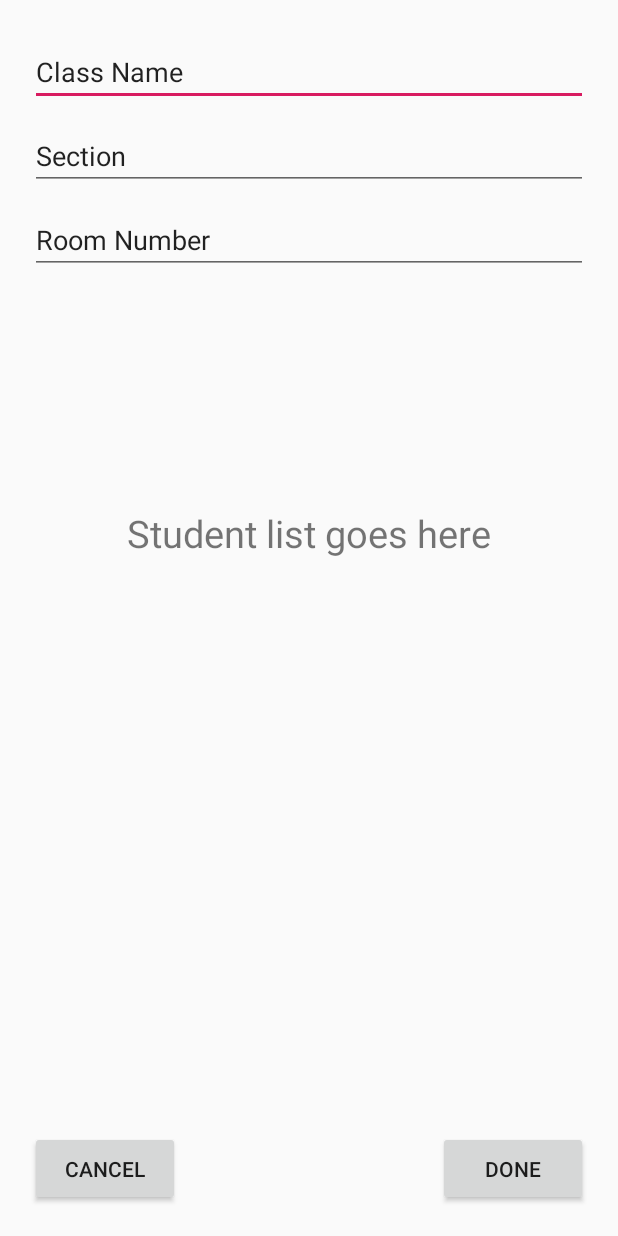
After one commit to lharrison1313/NFC_Attendance_App, an Android app: the layout create_class_dialog.xml on its own in the app's theme, with its tools: preview values and no code run, on a phone screen of 412 x 824 dp. The commit adds this screen. Run offline under Robolectric (Android 15) with nearby library versions, the phone set to English and light mode, and no system bars.

Commit message:
added class dialog

```diff
--- /dev/null
+++ b/app/src/main/res/layout/create_class_dialog.xml
@@ -0,0 +1,66 @@
+<?xml version="1.0" encoding="utf-8"?>
+<RelativeLayout xmlns:android="http://schemas.android.com/apk/res/android"
+    android:layout_width="match_parent" android:layout_height="match_parent"
+    android:padding="20dp">
+
+    <com.google.android.material.textfield.TextInputEditText
+        android:id="@+id/name_field"
+        android:layout_width="match_parent"
+        android:layout_height="wrap_content"
+        android:text="Class Name"
+        android:layout_marginVertical="5dp"
+        />
+    <com.google.android.material.textfield.TextInputEditText
+        android:id="@+id/section_field"
+        android:layout_width="match_parent"
+        android:layout_height="wrap_content"
+        android:text="Section"
+        android:layout_below="@id/name_field"
+        android:layout_marginVertical="5dp"
+        />
+    <com.google.android.material.textfield.TextInputEditText
+        android:id="@+id/room_field"
+        android:layout_width="match_parent"
+        android:layout_height="wrap_content"
+        android:text="Room Number"
+        android:layout_below="@id/section_field"
+        android:layout_marginVertical="5dp"
+
+        />
+
+    <TextView
+        android:id="@+id/text"
+        android:layout_width="wrap_content"
+        android:layout_height="wrap_content"
+        android:text="Student list goes here"
+        android:layout_below="@id/room_field"
+        android:layout_centerInParent="true"
+        android:layout_marginVertical="150dp"
+        android:textSize="25dp"
+
+        />
+    <androidx.appcompat.widget.AppCompatButton
+        android:id="@+id/cancel_button"
+        android:layout_width="100dp"
+        android:layout_height="50dp"
+        android:layout_alignParentBottom="true"
+        android:layout_alignParentLeft="true"
+        android:text="cancel"
+
+        />
+
+    <androidx.appcompat.widget.AppCompatButton
+        android:id="@+id/submit_button"
+        android:layout_width="100dp"
+        android:layout_height="50dp"
+        android:layout_alignParentBottom="true"
+        android:layout_alignParentRight="true"
+        android:text="done"
+
+        />
+
+
+
+
+
+</RelativeLayout>
--- a/app/src/main/res/layout/create_student_dialog.xml
+++ b/app/src/main/res/layout/create_student_dialog.xml
@@ -1,6 +1,6 @@
 <?xml version="1.0" encoding="utf-8"?>
 <RelativeLayout xmlns:android="http://schemas.android.com/apk/res/android"
-    android:layout_width="match_parent" android:layout_height="200dp"
+    android:layout_width="match_parent" android:layout_height="match_parent"
     android:padding="20dp"
 
     >
--- a/app/src/main/res/layout/create_timesheet_dialog.xml
+++ b/app/src/main/res/layout/create_timesheet_dialog.xml
@@ -1,6 +1,6 @@
 <?xml version="1.0" encoding="utf-8"?>
 <RelativeLayout xmlns:android="http://schemas.android.com/apk/res/android"
-    android:layout_width="match_parent" android:layout_height="320dp"
+    android:layout_width="match_parent" android:layout_height="match_parent"
     android:padding="20dp"
     >
 
```
